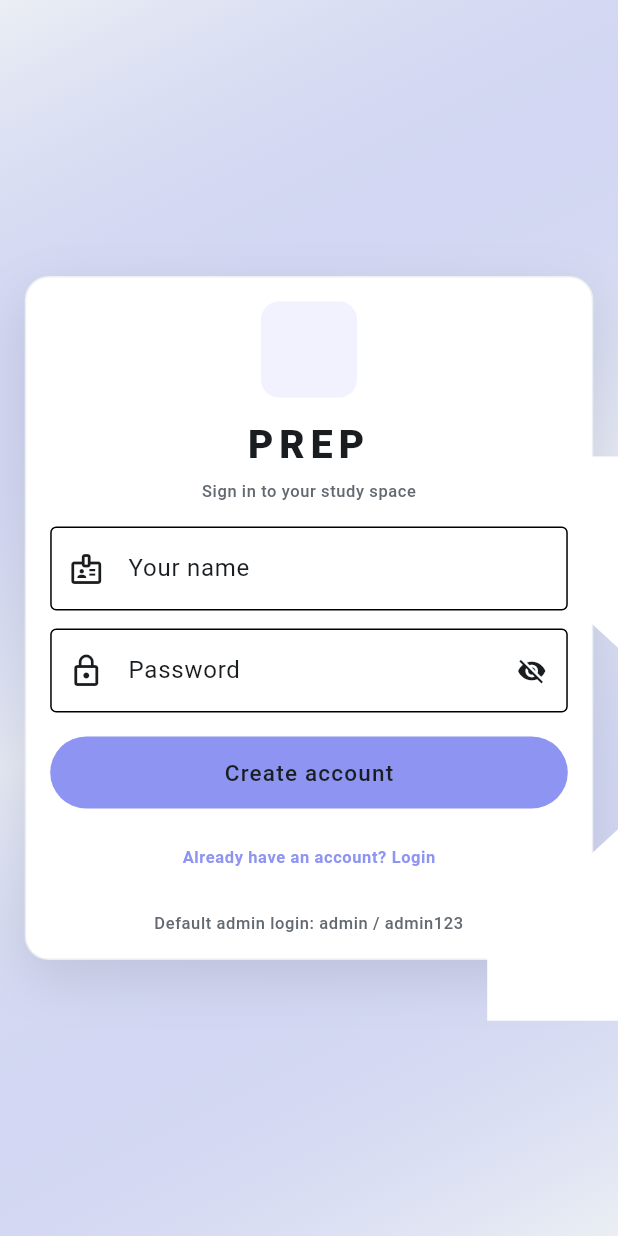
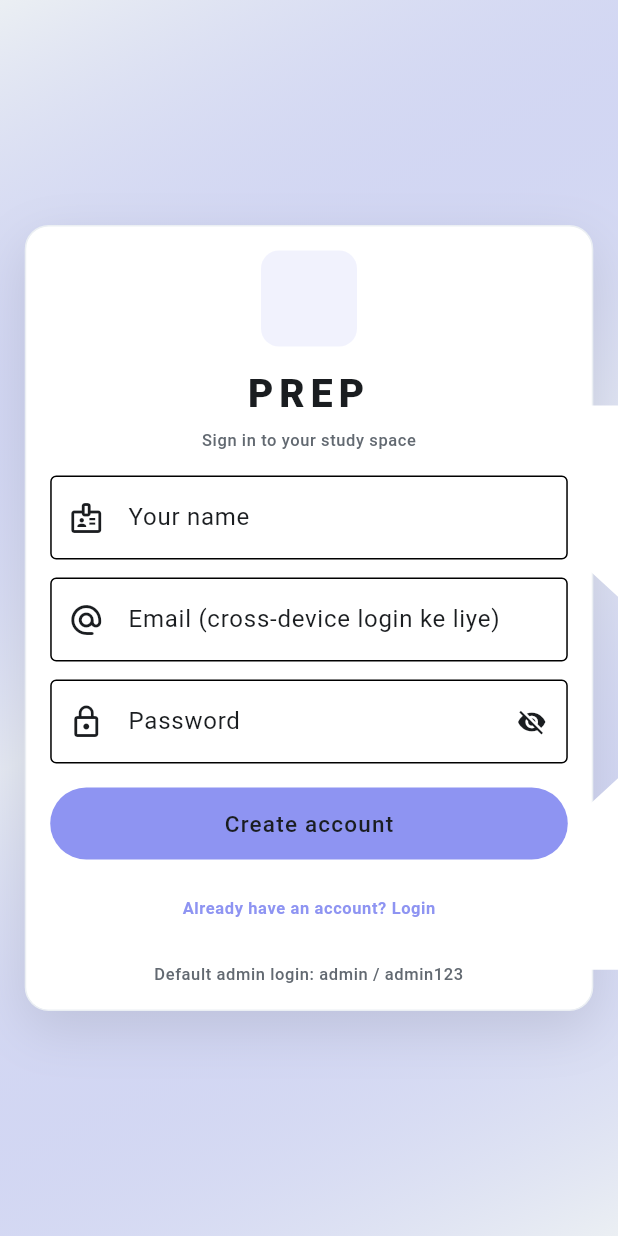
Before and after one commit to aman001477-cmd/isi-cmi-prep, a Flutter app: the LoginPage screen opened directly, after a tap on "Login", after a tap on "New user? Create your own account", on a phone screen of 412 x 824 dp. Run offline on Flutter 3.47's test engine with Material 3 defaults, Android fonts, the phone set to English and light mode, and no system bars; our stand-ins replace audioplayers, cloud_firestore, firebase_auth, firebase_core, flutter_local_notifications, flutter_riverpod and 5 more; missing offline and left inert: dart:html, file_selector, flutter_overlay_window; accounts and stored records are empty.

Commit message:
feat: Supabase email login + signup email field (cross-device auth)

```diff
--- a/lib/features/auth/login_page.dart
+++ b/lib/features/auth/login_page.dart
@@ -18,6 +18,7 @@ class LoginPage extends ConsumerStatefulWidget {
 
 class _LoginPageState extends ConsumerState<LoginPage> {
   final _idController = TextEditingController();
+  final _emailController = TextEditingController();
   final _nameController = TextEditingController();
   final _passController = TextEditingController();
   bool _busy = false;
@@ -38,7 +39,7 @@ class _LoginPageState extends ConsumerState<LoginPage> {
     final hasUsers = users.where((u) => !u.isAdmin).isNotEmpty;
     setState(() {
       _hint = hasUsers
-          ? 'Admin ya user id + password se login karo'
+          ? 'User id / email + password — kisi bhi device se'
           : 'Default admin login: admin / admin123';
     });
   }
@@ -97,6 +98,7 @@ class _LoginPageState extends ConsumerState<LoginPage> {
   @override
   void dispose() {
     _idController.dispose();
+    _emailController.dispose();
     _nameController.dispose();
     _passController.dispose();
     super.dispose();
@@ -166,7 +168,7 @@ class _LoginPageState extends ConsumerState<LoginPage> {
               enabled: !_busy,
               decoration: const InputDecoration(
                 labelText: 'User ID',
-                hintText: 'admin / u1001 / name',
+                hintText: 'admin / u1001 / you@mail.com',
                 prefixIcon: Icon(Icons.person_outline),
                 border: OutlineInputBorder(),
               ),
@@ -181,6 +183,20 @@ class _LoginPageState extends ConsumerState<LoginPage> {
                 labelText: 'Your name',
                 hintText: 'Jaise: Priya Sharma',
                 prefixIcon: Icon(Icons.badge_outlined),
+                border: OutlineInputBorder(),
+              ),
+              onSubmitted: (_) => _submit(),
+            ),
+            const SizedBox(height: AppSpacing.md),
+            TextField(
+              key: const Key('signup-email'),
+              controller: _emailController,
+              enabled: !_busy,
+              keyboardType: TextInputType.emailAddress,
+              decoration: const InputDecoration(
+                labelText: 'Email (cross-device login ke liye)',
+                hintText: 'you@example.com',
+                prefixIcon: Icon(Icons.alternate_email_rounded),
                 border: OutlineInputBorder(),
               ),
               onSubmitted: (_) => _submit(),
--- a/lib/main.dart
+++ b/lib/main.dart
@@ -4,6 +4,7 @@ import 'package:flutter/material.dart';
 import 'package:flutter_riverpod/flutter_riverpod.dart';
 
 import 'core/intro/intro_gate.dart';
+import 'core/config/supabase_config.dart';
 import 'core/cloud/cloud_sync.dart';
 import 'core/router/app_router.dart';
 import 'core/sound/custom_sound.dart';
@@ -35,7 +36,8 @@ void main() {
   setDevice24hFormat(media.alwaysUse24HourFormat);
   initReminderNotifications();
   unawaited(CustomSoundStore.instance.load());
-  unawaited(CloudSync.init());
+  // Supabase (email login + cloud data) — safe no-op if config missing
+  unawaited(SupabaseConfig.initialize());
 
   final originalError = FlutterError.onError;
   FlutterError.onError = (details) {
```
Also changed, not shown: lib/core/auth/session_provider.dart (+61 -49 lines).
